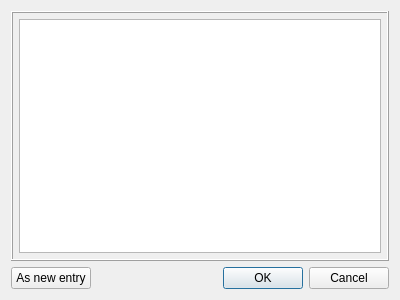
First picture: the form in cliphist2/edititem.ui, repository mneuroth/Cliphist2, before the edit.
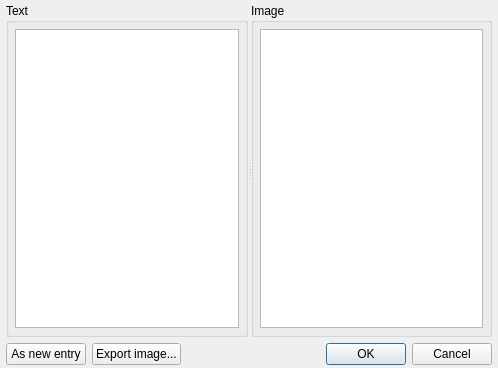
Second picture: the form after the edit.

Commit message: started to work on image support

Diff of the .ui file:
```diff
--- a/cliphist2/edititem.ui
+++ b/cliphist2/edititem.ui
@@ -6,21 +6,37 @@
    <rect>
     <x>0</x>
     <y>0</y>
-    <width>400</width>
-    <height>300</height>
+    <width>498</width>
+    <height>368</height>
    </rect>
   </property>
   <property name="windowTitle">
    <string>Edit item</string>
   </property>
   <layout class="QGridLayout" name="gridLayout">
-   <item row="0" column="0" colspan="2">
-    <widget class="QFrame" name="frame">
-     <property name="frameShape">
-      <enum>QFrame::Box</enum>
-     </property>
-     <property name="frameShadow">
-      <enum>QFrame::Raised</enum>
+   <property name="leftMargin">
+    <number>6</number>
+   </property>
+   <property name="topMargin">
+    <number>3</number>
+   </property>
+   <property name="rightMargin">
+    <number>6</number>
+   </property>
+   <property name="bottomMargin">
+    <number>3</number>
+   </property>
+   <item row="0" column="0" colspan="3">
+    <widget class="QSplitter" name="splitter">
+     <property name="orientation">
+      <enum>Qt::Horizontal</enum>
+     </property>
+     <property name="handleWidth">
+      <number>3</number>
+     </property>
+     <widget class="QGroupBox" name="groupBoxTxt">
+      <property name="title">
+       <string>Text</string>
      </property>
      <layout class="QGridLayout" name="gridLayout_2">
       <property name="margin">
@@ -38,15 +54,19 @@
       </item>
      </layout>
     </widget>
-   </item>
-   <item row="1" column="1">
-    <widget class="QDialogButtonBox" name="buttonBox">
-     <property name="orientation">
-      <enum>Qt::Horizontal</enum>
-     </property>
-     <property name="standardButtons">
-      <set>QDialogButtonBox::Cancel|QDialogButtonBox::Ok</set>
-     </property>
+     <widget class="QGroupBox" name="groupBoxHtml">
+      <property name="title">
+       <string>Image</string>
+      </property>
+      <layout class="QGridLayout" name="gridLayout_3">
+       <property name="margin">
+        <number>6</number>
+       </property>
+       <item row="0" column="0">
+        <widget class="QGraphicsView" name="graphicsView"/>
+       </item>
+      </layout>
+     </widget>
     </widget>
    </item>
    <item row="1" column="0">
@@ -56,6 +76,23 @@
      </property>
     </widget>
    </item>
+   <item row="1" column="2">
+    <widget class="QDialogButtonBox" name="buttonBox">
+     <property name="orientation">
+      <enum>Qt::Horizontal</enum>
+     </property>
+     <property name="standardButtons">
+      <set>QDialogButtonBox::Cancel|QDialogButtonBox::Ok</set>
+     </property>
+    </widget>
+   </item>
+   <item row="1" column="1">
+    <widget class="QPushButton" name="btnExportImage">
+     <property name="text">
+      <string>Export image...</string>
+     </property>
+    </widget>
+   </item>
   </layout>
  </widget>
  <resources/>
```
Left out of the diff: 27 changed lines with no effect on the pictures. Lines whose indentation alone changed are shown as unchanged. The commit also changes 2 other files.
